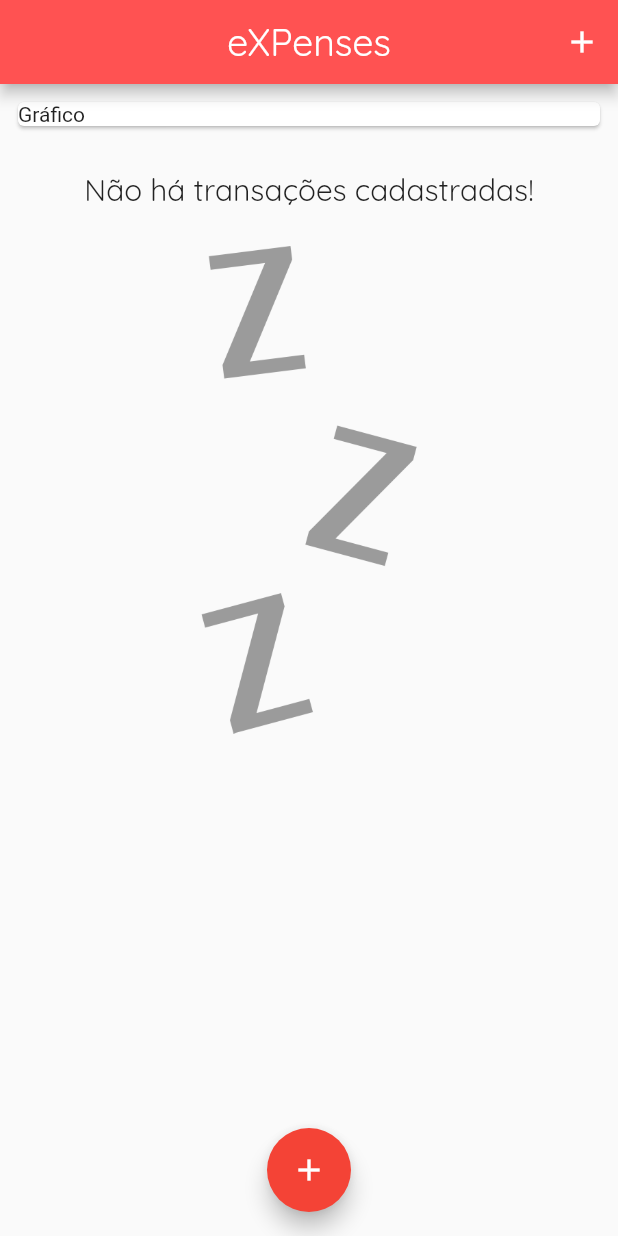
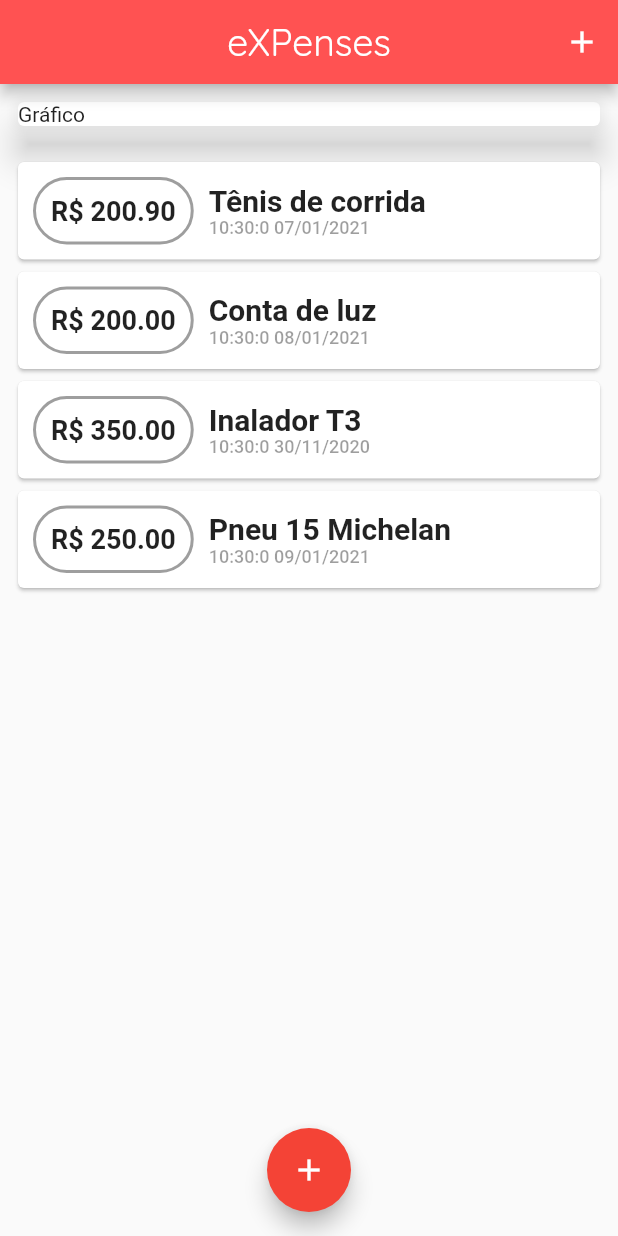
Before and after one commit to BSTK/app_expenses, a Flutter app: the screen it shows after launch, on a phone screen of 412 x 824 dp. Run offline on Flutter 3.47's test engine with Material 2 defaults, Android fonts, the phone set to English and light mode, and no system bars.

Commit message:
main - Construção do componente de gráfico

```diff
--- a/lib/grafico/grafico.dart
+++ b/lib/grafico/grafico.dart
@@ -1,13 +1,57 @@
+import 'dart:math';
+
+import 'package:app_expenses/grafico/semana.dart';
+import 'package:app_expenses/trancacao/transacao.dart';
 import 'package:flutter/material.dart';
+import 'package:flutter/painting.dart';
 
 class Grafico extends StatelessWidget {
+
+  final List<Transacao> transacoesRecentes;
+
+  const Grafico({
+    @required this.transacoesRecentes
+  });
+
+  List<Map<String, Object>> get transacoesAgrupadas {
+    return List.generate(Semana.dias.length, (index) {
+      final diaDaSemana = DateTime.now().subtract(
+        Duration(days: index)
+      );
+
+      double totalSoma = 0.0;
+
+      for (final transacao in transacoesRecentes) {
+        final bool mesmoDia = transacao.data.day == diaDaSemana.day;
+        final bool mesmoMes = transacao.data.month == diaDaSemana.month;
+        final bool mesmoAno = transacao.data.year == diaDaSemana.year;
+
+        if (mesmoDia && mesmoMes && mesmoAno) {
+          totalSoma += transacao.valor;
+        }
+      }
+
+      print('Dia = ${Semana.dia(index)[0]} | R\$ Valor = $totalSoma');
+
+      return {
+        'dia': Semana.dia(index)[0],
+        'valor': totalSoma,
+      };
+    });
+  }
+
   @override
   Widget build(BuildContext context) {
-    return Container(
-        padding: EdgeInsets.all(8.0),
-        child: Card(
-          child: Text('Gráfico'),
-        ),
-      );
+    transacoesAgrupadas;
+    return Card(
+      margin: const EdgeInsets.all(12.0),
+      elevation: 10.0,
+      child: Row(
+        children: [
+          Text('Gráfico')
+        ],
+      ),
+    );
   }
+
 }
--- /dev/null
+++ b/lib/grafico/semana.dart
@@ -0,0 +1,27 @@
+class Semana {
+
+  static Map<int, String> get dias {
+    return {
+      0: 'Domingo',
+      1: 'Segunda Feira',
+      2: 'Terça Feira',
+      3: 'Quarta Feira',
+      4: 'Quinta Feira',
+      5: 'Sexta Feira',
+      6: 'Sábado'
+    };
+  }
+
+  static String dia(int index) {
+    if (index > dias.length || index < 0) {
+      throw Exception('Index invalido!');
+    }
+
+    for (final diaSemana in dias.entries) {
+      if (diaSemana.key == index) {
+        return diaSemana.value;
+      }
+    }
+  }
+
+}
--- a/lib/home/homepage.dart
+++ b/lib/home/homepage.dart
@@ -1,6 +1,7 @@
 import 'dart:math';
 
 import 'package:app_expenses/grafico/grafico.dart';
+import 'package:app_expenses/grafico/semana.dart';
 import 'package:app_expenses/trancacao/componentes/transacoes-form.dart';
 import 'package:app_expenses/trancacao/componentes/transacoes-list.dart';
 import 'package:app_expenses/trancacao/transacao.dart';
@@ -15,7 +16,41 @@ class HomePage extends StatefulWidget {
 
 class _HomePageState extends State<HomePage> {
 
-  final List<Transacao> transacoes = [];
+  final List<Transacao> transacoes = [
+    Transacao(
+        uuid: DateTime.now().toIso8601String(),
+        data: DateTime.now().subtract(Duration(days: 2)),
+        valor: 200.90,
+        titutlo: 'Tênis de corrida'
+    ),
+    Transacao(
+        uuid: DateTime.now().toIso8601String(),
+        data: DateTime.now().subtract(Duration(days: 1)),
+        valor: 200.00,
+        titutlo: 'Conta de luz'
+    ),
+    Transacao(
+        uuid: DateTime.now().toIso8601String(),
+        data: DateTime.now().subtract(Duration(days: 40)),
+        valor: 350.00,
+        titutlo: 'Inalador T3'
+    ),
+    Transacao(
+        uuid: DateTime.now().toIso8601String(),
+        data: DateTime.now(),
+        valor: 250.00,
+        titutlo: 'Pneu 15 Michelan'
+    )
+  ];
+
+  List<Transacao> get transacoesRecentes {
+    return transacoes.where((transacao) {
+      return transacao
+          .data
+          .isAfter(DateTime.now()
+            .subtract(Duration(days: Semana.dias.length)));
+    }).toList();
+  }
 
   @override
   void initState() {
@@ -72,7 +107,7 @@ class _HomePageState extends State<HomePage> {
         child: Column(
           crossAxisAlignment: CrossAxisAlignment.stretch,
           children: <Widget>[
-            Grafico(),
+            Grafico(transacoesRecentes: transacoesRecentes),
             TransacoesList(transacoesRealizadas: transacoes)
           ],
         ),
```
